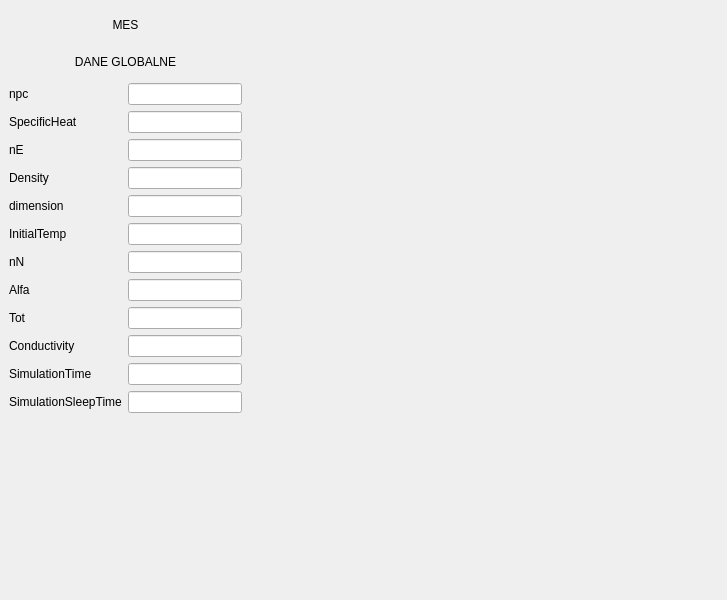
This is forms/mainwindow.ui in adorablemussel/projekt-MES-2025 as Qt 5 draws it before an edit. The edited form follows.
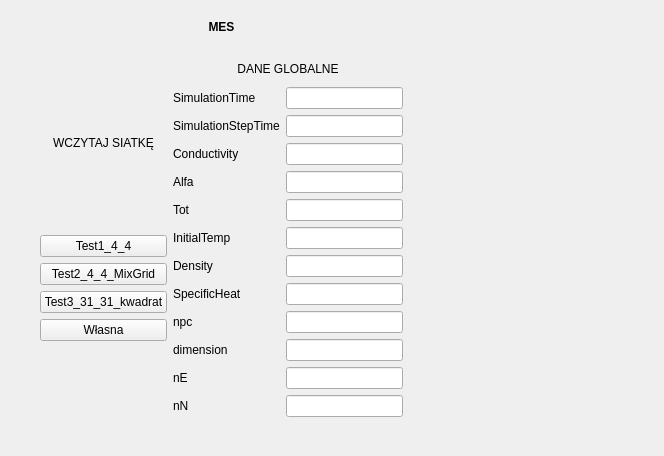
This is the edited form.

Commit message: add setValues (+ read grid section in design)

What changed in the file:
```diff
--- a/forms/mainwindow.ui
+++ b/forms/mainwindow.ui
@@ -6,26 +6,43 @@
    <rect>
     <x>0</x>
     <y>0</y>
-    <width>727</width>
-    <height>600</height>
+    <width>664</width>
+    <height>456</height>
    </rect>
   </property>
   <property name="windowTitle">
    <string>MainWindow</string>
   </property>
   <widget class="QWidget" name="centralwidget">
-   <widget class="QWidget" name="layoutWidget">
+   <widget class="QWidget" name="">
     <property name="geometry">
      <rect>
-      <x>9</x>
-      <y>9</y>
-      <width>233</width>
-      <height>404</height>
+      <x>40</x>
+      <y>3</y>
+      <width>363</width>
+      <height>426</height>
      </rect>
     </property>
-    <layout class="QVBoxLayout" name="verticalLayout_3">
+    <layout class="QVBoxLayout" name="verticalLayout_6">
      <item>
       <widget class="QLabel" name="label">
+       <property name="minimumSize">
+        <size>
+         <width>0</width>
+         <height>25</height>
+        </size>
+       </property>
+       <property name="maximumSize">
+        <size>
+         <width>16777215</width>
+         <height>25</height>
+        </size>
+       </property>
+       <property name="font">
+        <font>
+         <bold>true</bold>
+        </font>
+       </property>
        <property name="text">
         <string>MES</string>
        </property>
@@ -35,7 +52,81 @@
       </widget>
      </item>
      <item>
+      <layout class="QHBoxLayout" name="horizontalLayout_2">
+       <item>
+        <layout class="QVBoxLayout" name="verticalLayout_5">
+         <item>
       <widget class="QLabel" name="label_14">
+           <property name="minimumSize">
+            <size>
+             <width>0</width>
+             <height>25</height>
+            </size>
+           </property>
+           <property name="maximumSize">
+            <size>
+             <width>16777215</width>
+             <height>25</height>
+            </size>
+           </property>
+           <property name="text">
+            <string>WCZYTAJ SIATKĘ</string>
+           </property>
+           <property name="alignment">
+            <set>Qt::AlignmentFlag::AlignCenter</set>
+           </property>
+          </widget>
+         </item>
+         <item>
+          <layout class="QVBoxLayout" name="verticalLayout_4">
+           <item>
+            <widget class="QPushButton" name="pushButton">
+             <property name="text">
+              <string>Test1_4_4</string>
+             </property>
+            </widget>
+           </item>
+           <item>
+            <widget class="QPushButton" name="pushButton_2">
+             <property name="text">
+              <string>Test2_4_4_MixGrid</string>
+             </property>
+            </widget>
+           </item>
+           <item>
+            <widget class="QPushButton" name="pushButton_3">
+             <property name="text">
+              <string>Test3_31_31_kwadrat</string>
+             </property>
+            </widget>
+           </item>
+           <item>
+            <widget class="QPushButton" name="pushButton_4">
+             <property name="text">
+              <string>Własna</string>
+             </property>
+            </widget>
+           </item>
+          </layout>
+         </item>
+        </layout>
+       </item>
+       <item>
+        <layout class="QVBoxLayout" name="verticalLayout_3">
+         <item>
+          <widget class="QLabel" name="label_15">
+           <property name="minimumSize">
+            <size>
+             <width>0</width>
+             <height>25</height>
+            </size>
+           </property>
+           <property name="maximumSize">
+            <size>
+             <width>16777215</width>
+             <height>25</height>
+            </size>
+           </property>
        <property name="text">
         <string>DANE GLOBALNE</string>
        </property>
@@ -49,9 +140,9 @@
        <item>
         <layout class="QVBoxLayout" name="verticalLayout">
          <item>
-          <widget class="QLabel" name="label_10">
+              <widget class="QLabel" name="label_2">
            <property name="text">
-            <string>npc</string>
+                <string>SimulationTime</string>
            </property>
            <property name="alignment">
             <set>Qt::AlignmentFlag::AlignLeading|Qt::AlignmentFlag::AlignLeft|Qt::AlignmentFlag::AlignVCenter</set>
@@ -59,9 +150,9 @@
           </widget>
          </item>
          <item>
-          <widget class="QLabel" name="label_9">
+              <widget class="QLabel" name="label_3">
            <property name="text">
-            <string>SpecificHeat</string>
+                <string>SimulationStepTime</string>
            </property>
            <property name="alignment">
             <set>Qt::AlignmentFlag::AlignLeading|Qt::AlignmentFlag::AlignLeft|Qt::AlignmentFlag::AlignVCenter</set>
@@ -69,9 +160,39 @@
           </widget>
          </item>
          <item>
-          <widget class="QLabel" name="label_13">
+              <widget class="QLabel" name="label_4">
            <property name="text">
-            <string>nE</string>
+                <string>Conductivity</string>
+               </property>
+               <property name="alignment">
+                <set>Qt::AlignmentFlag::AlignLeading|Qt::AlignmentFlag::AlignLeft|Qt::AlignmentFlag::AlignVCenter</set>
+               </property>
+              </widget>
+             </item>
+             <item>
+              <widget class="QLabel" name="label_5">
+               <property name="text">
+                <string>Alfa</string>
+               </property>
+               <property name="alignment">
+                <set>Qt::AlignmentFlag::AlignLeading|Qt::AlignmentFlag::AlignLeft|Qt::AlignmentFlag::AlignVCenter</set>
+               </property>
+              </widget>
+             </item>
+             <item>
+              <widget class="QLabel" name="label_6">
+               <property name="text">
+                <string>Tot</string>
+               </property>
+               <property name="alignment">
+                <set>Qt::AlignmentFlag::AlignLeading|Qt::AlignmentFlag::AlignLeft|Qt::AlignmentFlag::AlignVCenter</set>
+               </property>
+              </widget>
+             </item>
+             <item>
+              <widget class="QLabel" name="label_7">
+               <property name="text">
+                <string>InitialTemp</string>
            </property>
            <property name="alignment">
             <set>Qt::AlignmentFlag::AlignLeading|Qt::AlignmentFlag::AlignLeft|Qt::AlignmentFlag::AlignVCenter</set>
@@ -88,6 +209,26 @@
            </property>
           </widget>
          </item>
+             <item>
+              <widget class="QLabel" name="label_9">
+               <property name="text">
+                <string>SpecificHeat</string>
+               </property>
+               <property name="alignment">
+                <set>Qt::AlignmentFlag::AlignLeading|Qt::AlignmentFlag::AlignLeft|Qt::AlignmentFlag::AlignVCenter</set>
+               </property>
+              </widget>
+             </item>
+             <item>
+              <widget class="QLabel" name="label_10">
+               <property name="text">
+                <string>npc</string>
+               </property>
+               <property name="alignment">
+                <set>Qt::AlignmentFlag::AlignLeading|Qt::AlignmentFlag::AlignLeft|Qt::AlignmentFlag::AlignVCenter</set>
+               </property>
+              </widget>
+             </item>
          <item>
           <widget class="QLabel" name="label_11">
            <property name="text">
@@ -99,9 +240,9 @@
           </widget>
          </item>
          <item>
-          <widget class="QLabel" name="label_7">
+              <widget class="QLabel" name="label_13">
            <property name="text">
-            <string>InitialTemp</string>
+                <string>nE</string>
            </property>
            <property name="alignment">
             <set>Qt::AlignmentFlag::AlignLeading|Qt::AlignmentFlag::AlignLeft|Qt::AlignmentFlag::AlignVCenter</set>
@@ -118,95 +259,103 @@
            </property>
           </widget>
          </item>
-         <item>
-          <widget class="QLabel" name="label_5">
-           <property name="text">
-            <string>Alfa</string>
-           </property>
-           <property name="alignment">
-            <set>Qt::AlignmentFlag::AlignLeading|Qt::AlignmentFlag::AlignLeft|Qt::AlignmentFlag::AlignVCenter</set>
-           </property>
-          </widget>
-         </item>
-         <item>
-          <widget class="QLabel" name="label_6">
-           <property name="text">
-            <string>Tot</string>
-           </property>
-           <property name="alignment">
-            <set>Qt::AlignmentFlag::AlignLeading|Qt::AlignmentFlag::AlignLeft|Qt::AlignmentFlag::AlignVCenter</set>
-           </property>
-          </widget>
-         </item>
-         <item>
-          <widget class="QLabel" name="label_4">
-           <property name="text">
-            <string>Conductivity</string>
-           </property>
-           <property name="alignment">
-            <set>Qt::AlignmentFlag::AlignLeading|Qt::AlignmentFlag::AlignLeft|Qt::AlignmentFlag::AlignVCenter</set>
-           </property>
-          </widget>
-         </item>
-         <item>
-          <widget class="QLabel" name="label_2">
-           <property name="text">
-            <string>SimulationTime</string>
-           </property>
-           <property name="alignment">
-            <set>Qt::AlignmentFlag::AlignLeading|Qt::AlignmentFlag::AlignLeft|Qt::AlignmentFlag::AlignVCenter</set>
-           </property>
-          </widget>
-         </item>
-         <item>
-          <widget class="QLabel" name="label_3">
-           <property name="text">
-            <string>SimulationSleepTime</string>
-           </property>
-           <property name="alignment">
-            <set>Qt::AlignmentFlag::AlignLeading|Qt::AlignmentFlag::AlignLeft|Qt::AlignmentFlag::AlignVCenter</set>
-           </property>
-          </widget>
-         </item>
         </layout>
        </item>
        <item>
         <layout class="QVBoxLayout" name="verticalLayout_2">
          <item>
-          <widget class="QLineEdit" name="lineEdit"/>
+              <widget class="QLineEdit" name="txtSimulationTime">
+               <property name="readOnly">
+                <bool>true</bool>
+               </property>
+              </widget>
          </item>
          <item>
-          <widget class="QLineEdit" name="lineEdit_2"/>
+              <widget class="QLineEdit" name="txtSimulationStepTime">
+               <property name="sizePolicy">
+                <sizepolicy hsizetype="Expanding" vsizetype="Fixed">
+                 <horstretch>0</horstretch>
+                 <verstretch>0</verstretch>
+                </sizepolicy>
+               </property>
+               <property name="readOnly">
+                <bool>true</bool>
+               </property>
+              </widget>
          </item>
          <item>
-          <widget class="QLineEdit" name="lineEdit_3"/>
+              <widget class="QLineEdit" name="txtConductivity">
+               <property name="readOnly">
+                <bool>true</bool>
+               </property>
+              </widget>
          </item>
          <item>
-          <widget class="QLineEdit" name="lineEdit_4"/>
+              <widget class="QLineEdit" name="txtAlfa">
+               <property name="readOnly">
+                <bool>true</bool>
+               </property>
+              </widget>
          </item>
          <item>
-          <widget class="QLineEdit" name="lineEdit_5"/>
+              <widget class="QLineEdit" name="txtTot">
+               <property name="readOnly">
+                <bool>true</bool>
+               </property>
+              </widget>
          </item>
          <item>
-          <widget class="QLineEdit" name="lineEdit_6"/>
+              <widget class="QLineEdit" name="txtInitialTemp">
+               <property name="readOnly">
+                <bool>true</bool>
+               </property>
+              </widget>
          </item>
          <item>
-          <widget class="QLineEdit" name="lineEdit_7"/>
+              <widget class="QLineEdit" name="txtDensity">
+               <property name="readOnly">
+                <bool>true</bool>
+               </property>
+              </widget>
          </item>
          <item>
-          <widget class="QLineEdit" name="lineEdit_8"/>
+              <widget class="QLineEdit" name="txtSpecificHeat">
+               <property name="readOnly">
+                <bool>true</bool>
+               </property>
+              </widget>
          </item>
          <item>
-          <widget class="QLineEdit" name="lineEdit_9"/>
+              <widget class="QLineEdit" name="txtNpc">
+               <property name="readOnly">
+                <bool>true</bool>
+               </property>
+              </widget>
          </item>
          <item>
-          <widget class="QLineEdit" name="lineEdit_10"/>
+              <widget class="QLineEdit" name="txtDimension">
+               <property name="readOnly">
+                <bool>true</bool>
+               </property>
+              </widget>
          </item>
          <item>
-          <widget class="QLineEdit" name="lineEdit_11"/>
+              <widget class="QLineEdit" name="txtNe">
+               <property name="readOnly">
+                <bool>true</bool>
+               </property>
+              </widget>
          </item>
          <item>
-          <widget class="QLineEdit" name="lineEdit_12"/>
+              <widget class="QLineEdit" name="txtNn">
+               <property name="readOnly">
+                <bool>true</bool>
+               </property>
+              </widget>
+             </item>
+            </layout>
+           </item>
+          </layout>
          </item>
         </layout>
        </item>
```
Lines whose indentation alone changed are shown as unchanged. The commit also changes 3 other files.
